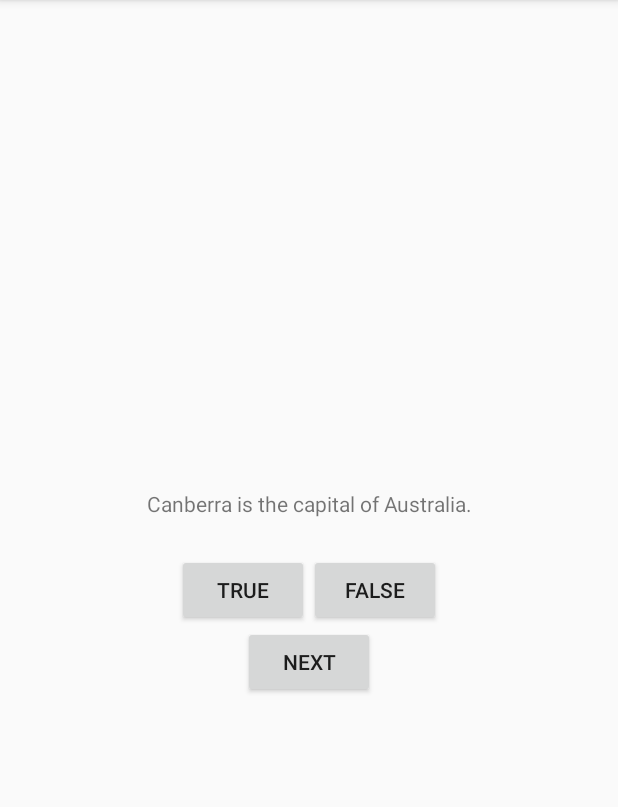
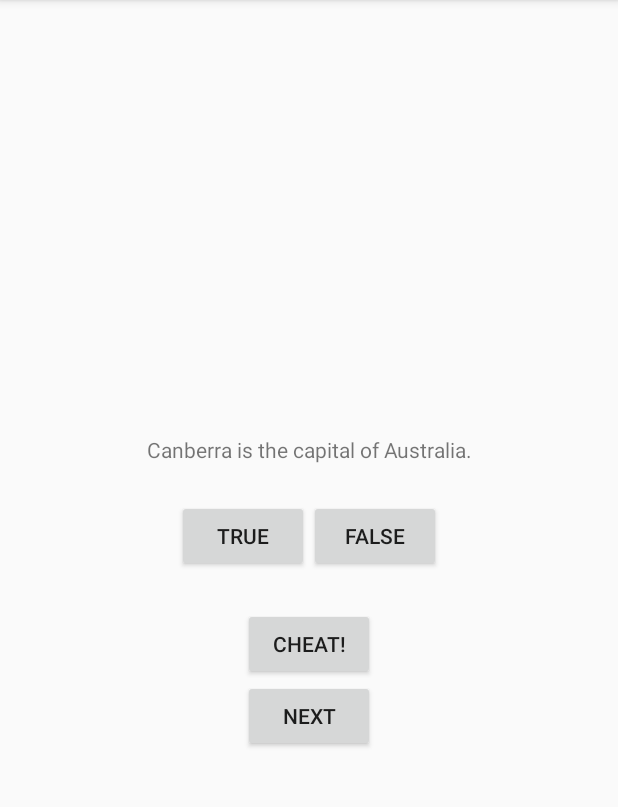
Before and after one commit to sergey-ozernyy/NewGeoQuiz, an Android app: the screen it shows after launch (MainActivity), after a tap on "FALSE", on a phone screen of 412 x 824 dp, the part 84-891 px from its top. Run offline under Robolectric (Android 15) with nearby library versions, the phone set to English and light mode, and no system bars.

Commit message:
Пройдены 5 и 6 главы

```diff
--- a/app/src/main/AndroidManifest.xml
+++ b/app/src/main/AndroidManifest.xml
@@ -9,6 +9,7 @@
         android:roundIcon="@mipmap/ic_launcher_round"
         android:supportsRtl="true"
         android:theme="@style/AppTheme">
+        <activity android:name=".CheatActivity"></activity>
         <activity android:name=".MainActivity">
             <intent-filter>
                 <action android:name="android.intent.action.MAIN" />
--- a/app/src/main/java/com/example/newgeoquiz/MainActivity.kt
+++ b/app/src/main/java/com/example/newgeoquiz/MainActivity.kt
@@ -1,5 +1,7 @@
 package com.example.newgeoquiz
 
+import android.app.Activity
+import android.content.Intent
 import androidx.appcompat.app.AppCompatActivity
 import android.os.Bundle
 import android.os.PersistableBundle
@@ -14,12 +16,16 @@ import androidx.lifecycle.ViewModelProviders
 
 private const val TAG = "MainActivity"
 private const val KEY_INDEX = "index"
+private const val REQUEST_CODE_CHEAT = 0
+private const val EXTRA_ANSWER_SHOWN = "com.example.newgeoquiz.answer_shown"
+
 
 class MainActivity : AppCompatActivity() {
 
     private lateinit var trueButton: Button
     private lateinit var falseButton: Button
     private lateinit var nextButton: Button
+    private lateinit var cheatButton: Button
     private lateinit var questionTextView: TextView
 
     private val quizViewModel: QuizViewModel by lazy {
@@ -37,12 +43,20 @@ class MainActivity : AppCompatActivity() {
         falseButton = findViewById(R.id.false_button)
         nextButton = findViewById(R.id.next_button)
         questionTextView = findViewById(R.id.question_text_view)
+        cheatButton = findViewById(R.id.cheat_button)
 
         trueButton.setOnClickListener { view: View ->
             checkAnswer(true)
         }
         falseButton.setOnClickListener { view: View ->
             checkAnswer(false)
+        }
+
+        cheatButton.setOnClickListener{ view:View ->
+
+            val answerIsTrue = quizViewModel.currentQuestionAnswer
+            val intent = CheatActivity.newIntent(this@MainActivity,answerIsTrue)
+            startActivityForResult(intent, REQUEST_CODE_CHEAT)
         }
 
         nextButton.setOnClickListener{ view:View ->
@@ -54,19 +68,28 @@ class MainActivity : AppCompatActivity() {
 
     }
 
+    override fun onActivityResult(requestCode: Int, resultCode: Int, data: Intent?) {
+        super.onActivityResult(requestCode, resultCode, data)
+
+        if (resultCode != Activity.RESULT_OK){
+            return
+        }
+        if (requestCode == REQUEST_CODE_CHEAT){
+            quizViewModel.isCheater = data?.getBooleanExtra(EXTRA_ANSWER_SHOWN, false)?: false
+        }
+    }
+
     private fun updateQuestion(){
         val questionTextResId = quizViewModel.currentQuestionText
         questionTextView.setText(questionTextResId)
         }
     private fun checkAnswer(userAnswer: Boolean){
         val correctAnswer = quizViewModel.currentQuestionAnswer
-
-    val messageResId = if (userAnswer == correctAnswer) {
-        R.string.correct_toast
-    }
-        else {
-        R.string.incorrect_toast
-    }
+        val messageResId = when {
+            quizViewModel.isCheater -> R.string.judgment_toast
+            userAnswer == correctAnswer -> R.string.correct_toast
+            else -> R.string.incorrect_toast
+        }
         Toast.makeText(this, messageResId, Toast.LENGTH_SHORT).show()
     }
 
--- a/app/src/main/java/com/example/newgeoquiz/QuizViewModel.kt
+++ b/app/src/main/java/com/example/newgeoquiz/QuizViewModel.kt
@@ -8,6 +8,7 @@ private const val TAG = "QuizViewModel"
 class QuizViewModel: ViewModel() {
 
     var currentIndex = 0
+    var isCheater = false
 
     private val questionBank = listOf(
         Question(R.string.question_australia, true),
--- a/app/src/main/res/layout-land/activity_main.xml
+++ b/app/src/main/res/layout-land/activity_main.xml
@@ -33,6 +33,13 @@
     </LinearLayout>
 
     <Button
+        android:id="@+id/cheat_button"
+        android:layout_width="wrap_content"
+        android:layout_height="wrap_content"
+        android:layout_gravity="bottom|center_horizontal"
+        android:text="@string/cheat_button"/>
+
+    <Button
         android:id="@+id/next_button"
         android:layout_width="wrap_content"
         android:layout_height="wrap_content"
--- a/app/src/main/res/layout/activity_main.xml
+++ b/app/src/main/res/layout/activity_main.xml
@@ -37,6 +37,13 @@
     </LinearLayout>
 
     <Button
+        android:id="@+id/cheat_button"
+        android:layout_width="wrap_content"
+        android:layout_height="wrap_content"
+        android:layout_marginTop="24dp"
+        android:text="@string/cheat_button"/>
+
+    <Button
         android:id="@+id/next_button"
         android:layout_width="wrap_content"
         android:layout_height="wrap_content"
--- a/app/src/main/res/values/strings.xml
+++ b/app/src/main/res/values/strings.xml
@@ -10,5 +10,9 @@
     <string name="false_button">False</string>
     <string name="correct_toast">Correct!</string>
     <string name="incorrect_toast">Incorrect!</string>
+    <string name="warning_text">Are you sure you want to do this?</string>
+    <string name="show_answer_button">Show answer</string>
+    <string name="cheat_button">Cheat!</string>
+    <string name="judgment_toast">Cheating is wrong!</string>
     <string name="next_button">Next</string>
 </resources>
```
Also changed, not shown: app/src/main/java/com/example/newgeoquiz/CheatActivity.kt (added, +53 -0 lines), app/src/main/res/layout/activity_cheat.xml (added, +31 -0 lines).
